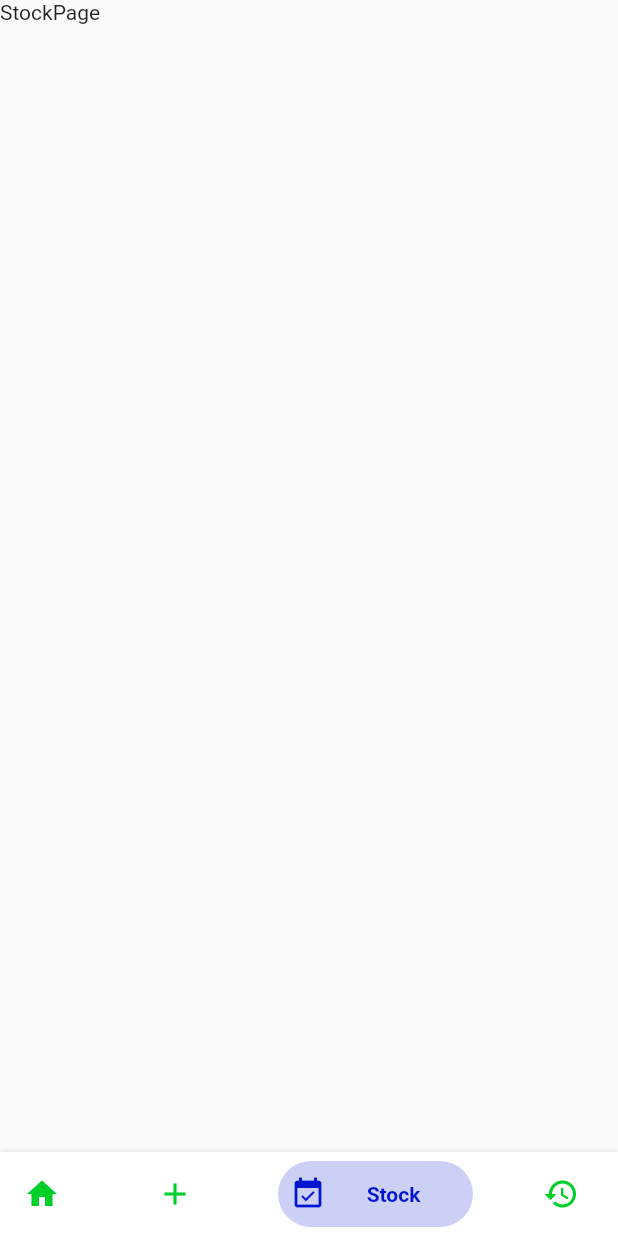
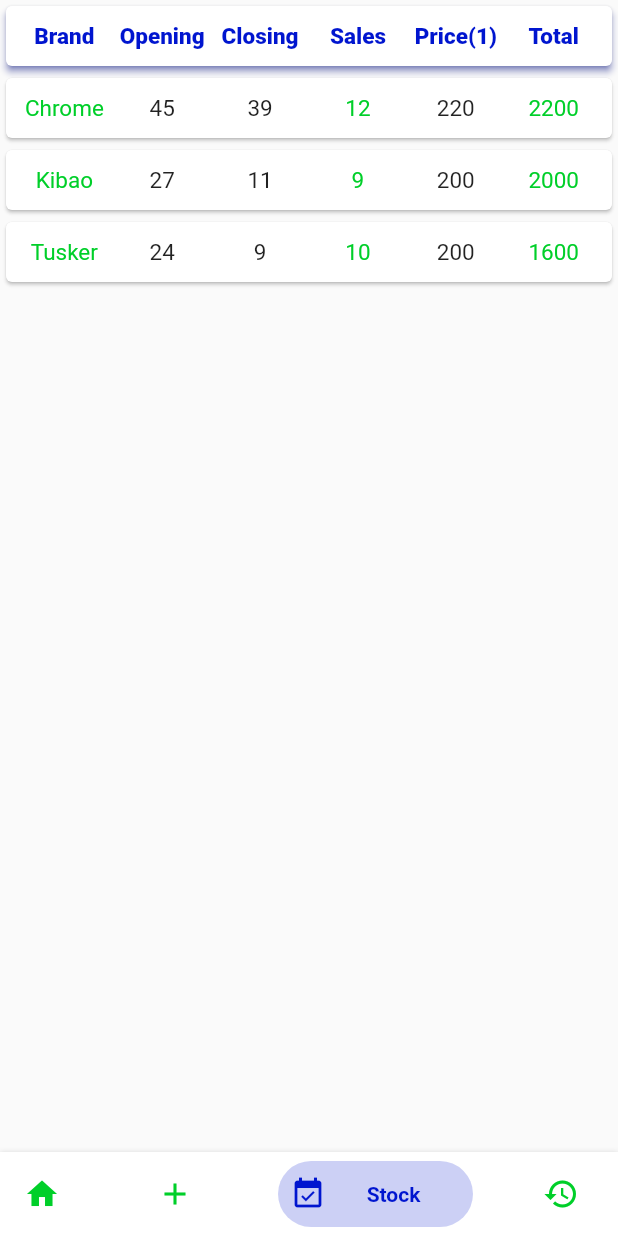
Before and after one commit to RonnyK36/stock-taker, a Flutter app: the screen it shows after launch, item 3 of the bottom bar chosen, on a phone screen of 412 x 824 dp. Run offline on Flutter 3.47's test engine with Material 2 defaults, Android fonts, the phone set to English and light mode, and no system bars; drawn by our look-alikes of bottom_navy_bar; our stand-ins replace carousel_slider.

Commit message:
More work on Stock UI, and models

```diff
--- a/lib/config/config.dart
+++ b/lib/config/config.dart
@@ -15,3 +15,23 @@ const kBodyAmountTS = TextStyle(
   fontSize: 24,
   color: Color(0xff0015cf),
 );
+
+const kStockTitlesTS = TextStyle(
+  fontSize: 15,
+  fontWeight: FontWeight.w800,
+  color: Color(0xff0015cf),
+);
+
+const kBrandTS = TextStyle(
+  fontSize: 15,
+  color: Color(0xff00cf29),
+);
+const kBodyFontTS = TextStyle(
+  fontSize: 15,
+);
+
+const kDatesTS = TextStyle(
+  fontSize: 16,
+  fontStyle: FontStyle.italic,
+  color: Color(0xFF616161),
+);
--- /dev/null
+++ b/lib/models/products.dart
@@ -0,0 +1,15 @@
+class Product {
+  String? brand;
+  String? size;
+  double? buyingPrice;
+  double? sellingPrice;
+  int? quantity;
+
+  Product({
+    this.brand,
+    this.size,
+    this.quantity,
+    this.buyingPrice,
+    this.sellingPrice,
+  });
+}
--- /dev/null
+++ b/lib/screens/brand_records.dart
@@ -0,0 +1,19 @@
+import 'package:flutter/material.dart';
+
+class BrandRecords extends StatefulWidget {
+  const BrandRecords({Key? key}) : super(key: key);
+
+  @override
+  _BrandRecordsState createState() => _BrandRecordsState();
+}
+
+class _BrandRecordsState extends State<BrandRecords> {
+  @override
+  Widget build(BuildContext context) {
+    return Scaffold(
+      body: Container(
+        child: Center(child: Text('Brand Records')),
+      ),
+    );
+  }
+}
--- a/lib/screens/sale_tab.dart
+++ b/lib/screens/sale_tab.dart
@@ -19,20 +19,6 @@ class _SaleTabState extends State<SaleTab> {
             height: 50,
             width: double.infinity,
             child: TextField(),
-          ),
-          Center(
-            child: Container(
-              color: Colors.green,
-              height: 40,
-              width: 200,
-              child: Row(
-                mainAxisAlignment: MainAxisAlignment.spaceBetween,
-                children: [
-                  Text('Chrome'),
-                  Text('200'),
-                ],
-              ),
-            ),
           ),
           SizedBox(height: 30),
           Center(
--- a/lib/screens/stock_page.dart
+++ b/lib/screens/stock_page.dart
@@ -1,4 +1,7 @@
 import 'package:flutter/material.dart';
+import 'package:stock_take/config/config.dart';
+import 'package:stock_take/widgets/stock_card.dart';
+import 'package:stock_take/widgets/title_entry.dart';
 
 class StockPage extends StatefulWidget {
   const StockPage({Key? key}) : super(key: key);
@@ -11,7 +14,68 @@ class _StockPageState extends State<StockPage> {
   @override
   Widget build(BuildContext context) {
     return Scaffold(
-      body: SafeArea(child: Text('StockPage')),
+      body: SafeArea(
+        child: Container(
+          child: ListView(
+            children: [
+              Card(
+                elevation: 2,
+                shadowColor: Theme.of(context).primaryColor,
+                child: Padding(
+                  padding: const EdgeInsets.symmetric(horizontal: 8.0),
+                  child: Container(
+                    height: 40,
+                    child: Row(
+                      mainAxisAlignment: MainAxisAlignment.spaceBetween,
+                      children: [
+                        titleEntry(context,
+                            title: 'Brand', style: kStockTitlesTS),
+                        titleEntry(context,
+                            title: 'Opening', style: kStockTitlesTS),
+                        titleEntry(context,
+                            title: 'Closing', style: kStockTitlesTS),
+                        titleEntry(context,
+                            title: 'Sales', style: kStockTitlesTS),
+                        titleEntry(context,
+                            title: 'Price(1)', style: kStockTitlesTS),
+                        titleEntry(context,
+                            title: 'Total', style: kStockTitlesTS),
+                      ],
+                    ),
+                  ),
+                ),
+              ),
+              stockCard(
+                context,
+                brand: 'Chrome',
+                total: '2200',
+                opening: '45',
+                closing: '39',
+                sales: '12',
+                price: '220',
+              ),
+              stockCard(
+                context,
+                brand: 'Kibao',
+                total: '2000',
+                opening: '27',
+                closing: '11',
+                sales: '9',
+                price: '200',
+              ),
+              stockCard(
+                context,
+                brand: 'Tusker',
+                total: '1600',
+                opening: '24',
+                closing: '9',
+                sales: '10',
+                price: '200',
+              ),
+            ],
+          ),
+        ),
+      ),
     );
   }
 }
--- a/lib/widgets/carousel_card.dart
+++ b/lib/widgets/carousel_card.dart
@@ -1,4 +1,5 @@
 import 'package:flutter/material.dart';
+import 'package:stock_take/config/config.dart';
 
 GestureDetector carouselItem(
   context, {
@@ -60,11 +61,7 @@ GestureDetector carouselItem(
                 ),
                 Text(
                   '07/08/2021',
-                  style: TextStyle(
-                    fontSize: 16,
-                    fontStyle: FontStyle.italic,
-                    color: Colors.grey[700],
-                  ),
+                  style: kDatesTS,
                 ),
               ],
             ),
--- /dev/null
+++ b/lib/widgets/stock_card.dart
@@ -0,0 +1,66 @@
+import 'package:flutter/material.dart';
+import 'package:stock_take/config/config.dart';
+import 'package:stock_take/screens/brand_records.dart';
+import 'package:stock_take/widgets/title_entry.dart';
+
+GestureDetector stockCard(
+  context, {
+  required String brand,
+  required String opening,
+  required String closing,
+  required String sales,
+  required String price,
+  required String total,
+}) {
+  return GestureDetector(
+    onTap: () {
+      print(brand);
+      Navigator.push(
+          context, MaterialPageRoute(builder: (c) => BrandRecords()));
+    },
+    child: Card(
+      child: Padding(
+        padding: const EdgeInsets.symmetric(horizontal: 8.0),
+        child: Container(
+          height: 40,
+          width: MediaQuery.of(context).size.width,
+          child: Row(
+            mainAxisAlignment: MainAxisAlignment.spaceBetween,
+            children: [
+              titleEntry(
+                context,
+                title: brand,
+                style: kBrandTS,
+              ),
+              titleEntry(
+                context,
+                title: opening,
+                style: kBodyFontTS,
+              ),
+              titleEntry(
+                context,
+                title: closing,
+                style: kBodyFontTS,
+              ),
+              titleEntry(
+                context,
+                title: sales,
+                style: kBrandTS,
+              ),
+              titleEntry(
+                context,
+                title: price,
+                style: kBodyFontTS,
+              ),
+              titleEntry(
+                context,
+                title: total,
+                style: kBrandTS,
+              ),
+            ],
+          ),
+        ),
+      ),
+    ),
+  );
+}
--- /dev/null
+++ b/lib/widgets/title_entry.dart
@@ -0,0 +1,18 @@
+import 'package:flutter/material.dart';
+
+Container titleEntry(
+  context, {
+  required String title,
+  required TextStyle style,
+}) {
+  return Container(
+    height: MediaQuery.of(context).size.height * 0.03,
+    width: MediaQuery.of(context).size.width * 0.15,
+    child: Center(
+      child: Text(
+        title,
+        style: style,
+      ),
+    ),
+  );
+}
```
